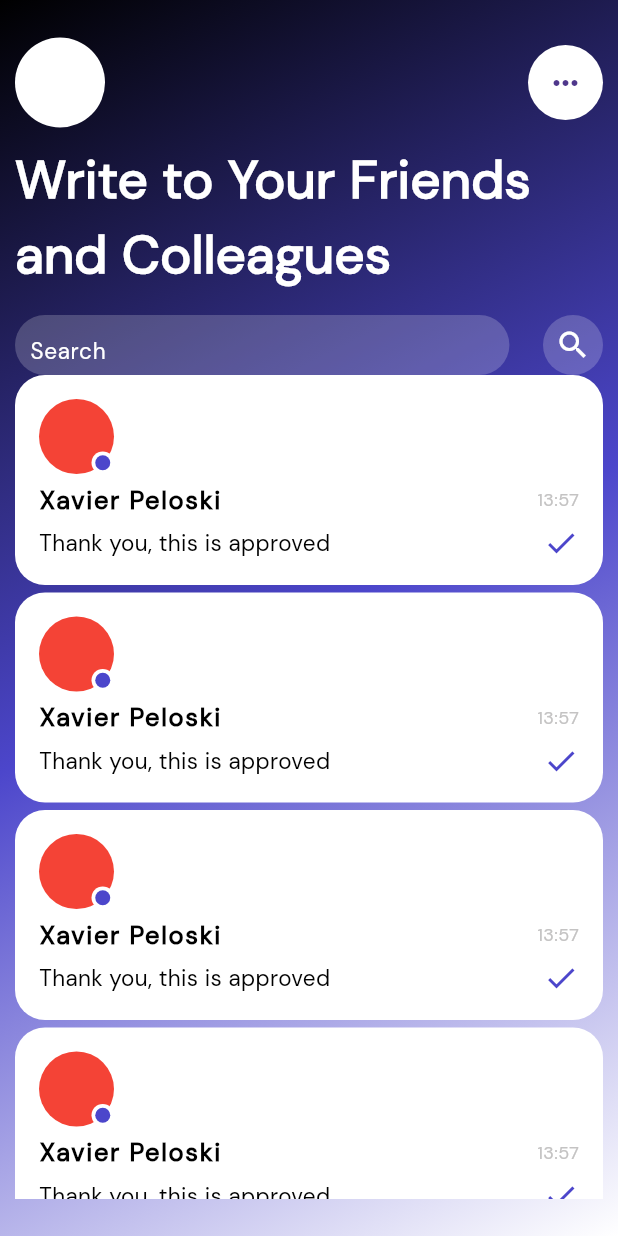
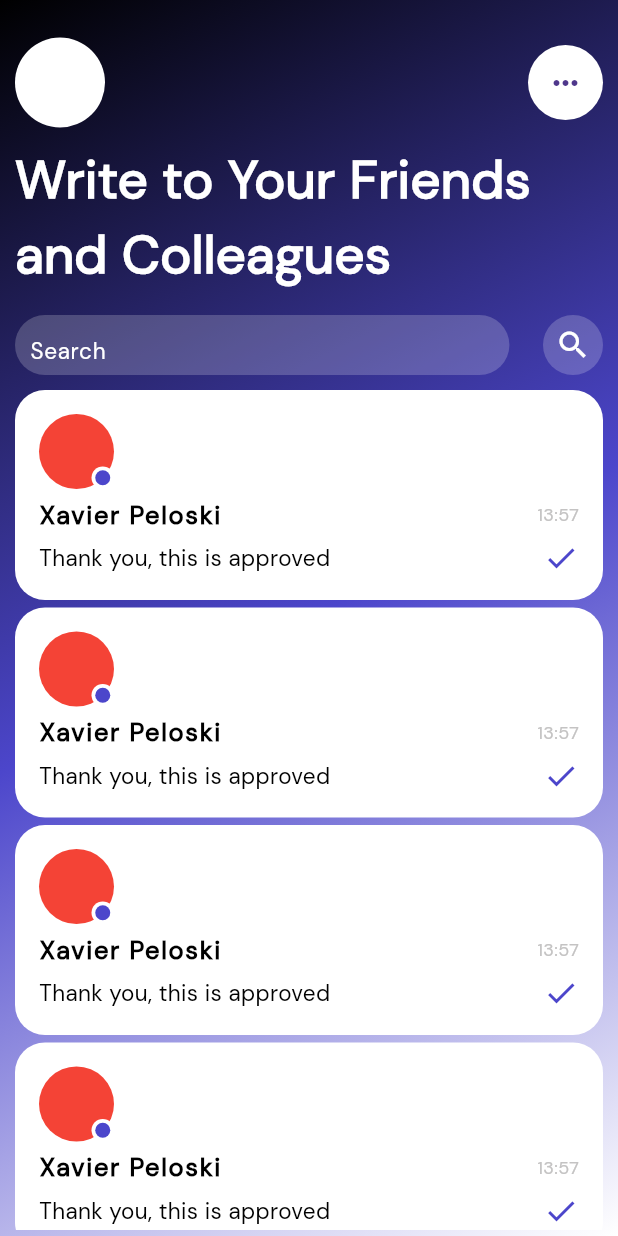
Before and after one commit to janWICKEDpro/real_time_chat, a Flutter app: the screen it shows after launch, on a phone screen of 412 x 824 dp. Run offline on Flutter 3.47's test engine with Material 2 defaults, Android fonts, the phone set to English and light mode, and no system bars; our stand-ins replace cloud_firestore, firebase_auth, firebase_core, flutter_bloc, get_it, go_router; accounts and stored records are empty.

Commit message:
some page transition

```diff
--- a/lib/screens/chat_screen.dart
+++ b/lib/screens/chat_screen.dart
@@ -21,8 +21,8 @@ class MainScreen extends StatelessWidget {
           ),
           Container(
             child: Padding(
-              padding:
-                  const EdgeInsets.symmetric(vertical: 25.0, horizontal: 10),
+              padding: const EdgeInsets.only(
+                  top: 25, bottom: 4, left: 10, right: 10),
               child: Column(
                 children: [
                   Row(
@@ -47,9 +47,10 @@ class MainScreen extends StatelessWidget {
                   ),
                   sizedBox(height: 15),
                   const MySearchBar(),
+                  sizedBox(height: 10),
                   Expanded(
-                    child: SizedBox(
                     child: Scrollbar(
+                        interactive: true,
                         child: ListView.separated(
                           itemCount: 5,
                           itemBuilder: (context, index) {
@@ -64,7 +65,6 @@ class MainScreen extends StatelessWidget {
                           },
                         )),
                   ),
-                  )
                 ],
               ),
             ),
```
Also changed, not shown: lib/screens/messaging_screen.dart (+15 -6 lines). Lines whose indentation alone changed are shown as unchanged.
